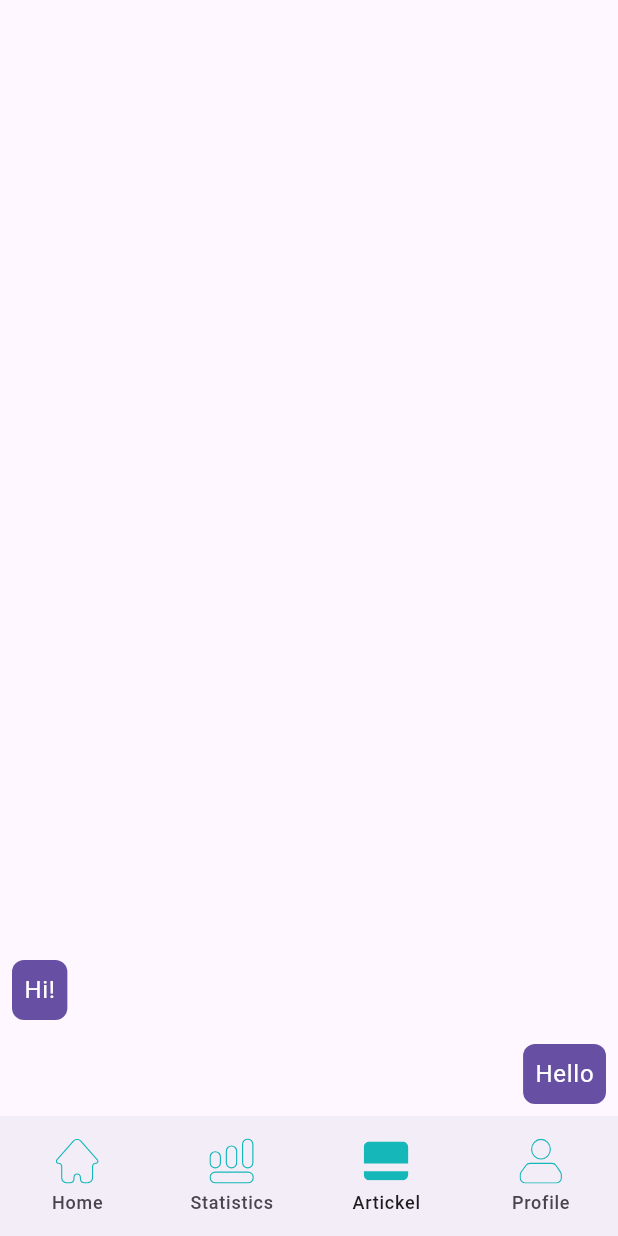
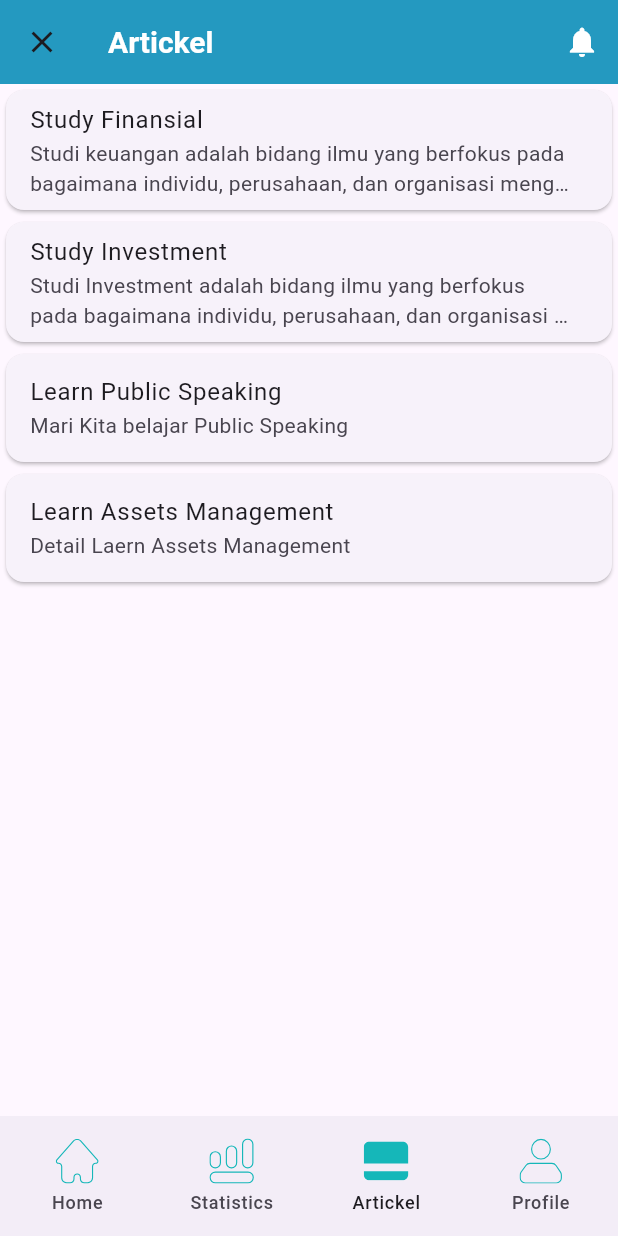
Before and after one commit to maoelanaKun23/Management-Keuangan, a Flutter app: the screen it shows after launch, item 3 of the bottom bar chosen, on a phone screen of 412 x 824 dp. Run offline on Flutter 3.47's test engine with Material 3 defaults, Android fonts, the phone set to English and light mode, and no system bars; our stand-ins replace fl_chart, flutter_svg.

Commit message:
🎨 Add Component Artikel with Models Data

```diff
--- /dev/null
+++ b/lib/models/artickel.dart
@@ -0,0 +1,7 @@
+class Artikel {
+  String? id;
+  String? judulArtikel;
+  String? contentArtikel;
+
+  Artikel({this.id, required this.judulArtikel, this.contentArtikel});
+}
--- /dev/null
+++ b/lib/models/dummyArtikel.dart
@@ -0,0 +1,26 @@
+import 'package:flutter/material.dart';
+
+List<Map<String, dynamic>> dummyArtikel = [
+  {
+    "id": "0",
+    "judulArtikel": "Study Finansial",
+    "contentArtikel":
+        "Studi keuangan adalah bidang ilmu yang berfokus pada bagaimana individu, perusahaan, dan organisasi mengelola uang, investasi, dan aset mereka. Ini mencakup berbagai aspek seperti perencanaan keuangan, manajemen risiko, investasi, serta analisis dan pelaporan keuangan. "
+  },
+  {
+    "id": "1",
+    "judulArtikel": "Study Investment",
+    "contentArtikel":
+        "Studi Investment adalah bidang ilmu yang berfokus pada bagaimana individu, perusahaan, dan organisasi mengelola uang, investasi, dan aset mereka. Ini mencakup berbagai aspek seperti perencanaan keuangan, manajemen risiko, investasi, serta analisis dan pelaporan keuangan. "
+  },
+  {
+    "id": "2",
+    "judulArtikel": "Learn Public Speaking",
+    "contentArtikel": "Mari Kita belajar Public Speaking"
+  },
+  {
+    "id": "3",
+    "judulArtikel": "Learn Assets Management",
+    "contentArtikel": "Detail Laern Assets Management"
+  },
+];
--- a/lib/views/artikel.dart
+++ b/lib/views/artikel.dart
@@ -0,0 +1,70 @@
+import 'package:flutter/material.dart';
+import '../models/dummyArtikel.dart';
+import '../models/artickel.dart';
+import '../views/artikel_detail.dart';
+
+class ArtikelPage extends StatefulWidget {
+  @override
+  _ArtikelPageState createState() => _ArtikelPageState();
+}
+
+class _ArtikelPageState extends State<ArtikelPage> {
+  // Menggunakan data dari dummyArtikel
+  List<Artikel> artikelList = dummyArtikel.map((item) {
+    return Artikel(
+      id: item['id'],
+      judulArtikel: item['judulArtikel'],
+      contentArtikel: item['contentArtikel'],
+    );
+  }).toList();
+
+  @override
+  Widget build(BuildContext context) {
+    return Scaffold(
+      appBar: AppBar(
+        elevation: 0,
+        backgroundColor: Color(0xFF2499C0),
+        title: Text(
+          'Artickel',
+          style: const TextStyle(
+            color: Colors.white,
+            fontSize: 20,
+            fontWeight: FontWeight.bold,
+          ),
+        ),
+        actions: [
+          IconButton(
+            icon: Icon(Icons.notifications, color: Colors.white),
+            onPressed: () {},
+          ),
+        ],
+      ),
+      body: ListView.builder(
+        itemCount: artikelList.length,
+        itemBuilder: (context, index) {
+          return Card(
+            child: ListTile(
+              title: Text(
+                  artikelList[index].judulArtikel ?? "Artikel Tidak Diketahui"),
+              subtitle: Text(
+                artikelList[index].contentArtikel ?? "",
+                maxLines: 2,
+                overflow: TextOverflow.ellipsis,
+              ),
+              onTap: () {
+                Navigator.push(
+                  context,
+                  MaterialPageRoute(
+                    builder: (context) => ArtikelDetail(
+                      artikel: artikelList[index],
+                    ),
+                  ),
+                );
+              },
+            ),
+          );
+        },
+      ),
+    );
+  }
+}
--- a/lib/views/mainhome.dart
+++ b/lib/views/mainhome.dart
@@ -1,8 +1,9 @@
 import 'package:flutter/material.dart';
 import 'package:flutter_svg/flutter_svg.dart';
-import '../views/homeviews.dart';
+import 'profile.dart';
 import '../views/home_page.dart';
 import '../views/statistic.dart';
+import '../views/artikel.dart';
 
 class NavigationExample extends StatefulWidget {
   const NavigationExample({super.key});
@@ -91,46 +92,10 @@ class _NavigationExampleState extends State<NavigationExample> {
             shadowColor: Colors.transparent,
             margin: const EdgeInsets.all(0.0),
             child: TransactionPage()),
-        ListView.builder(
-          reverse: true,
-          itemCount: 2,
-          itemBuilder: (BuildContext context, int index) {
-            if (index == 0) {
-              return Align(
-                alignment: Alignment.centerRight,
-                child: Container(
-                  margin: const EdgeInsets.all(8.0),
-                  padding: const EdgeInsets.all(8.0),
-                  decoration: BoxDecoration(
-                    color: theme.colorScheme.primary,
-                    borderRadius: BorderRadius.circular(8.0),
-                  ),
-                  child: Text(
-                    'Hello',
-                    style: theme.textTheme.bodyLarge!
-                        .copyWith(color: theme.colorScheme.onPrimary),
-                  ),
-                ),
-              );
-            }
-            return Align(
-              alignment: Alignment.centerLeft,
-              child: Container(
-                margin: const EdgeInsets.all(8.0),
-                padding: const EdgeInsets.all(8.0),
-                decoration: BoxDecoration(
-                  color: theme.colorScheme.primary,
-                  borderRadius: BorderRadius.circular(8.0),
-                ),
-                child: Text(
-                  'Hi!',
-                  style: theme.textTheme.bodyLarge!
-                      .copyWith(color: theme.colorScheme.onPrimary),
-                ),
-              ),
-            );
-          },
-        ),
+        Card(
+            shadowColor: Colors.transparent,
+            margin: const EdgeInsets.all(0.0),
+            child: ArtikelPage()),
         Card(
           shadowColor: Colors.transparent,
           margin: const EdgeInsets.all(0.0),
```
Also changed, not shown: lib/views/artikel_detail.dart (added, +52 -0 lines), lib/views/chart_statistic.dart (+25 -15 lines), lib/views/profile.dart (renamed from lib/views/homeviews.dart).
